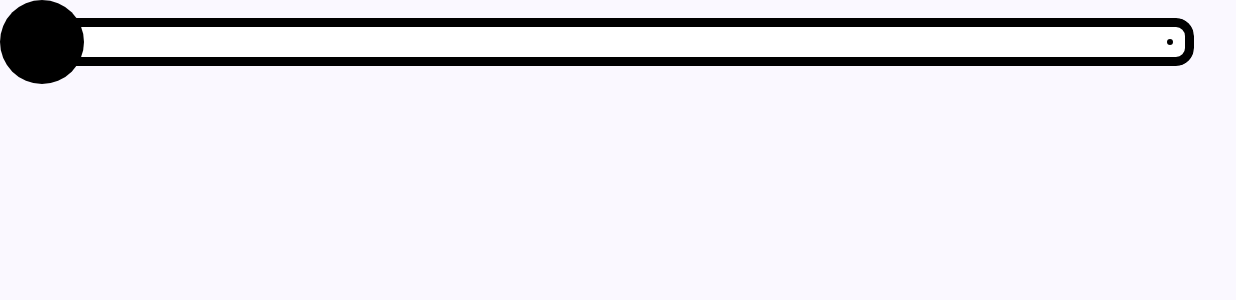
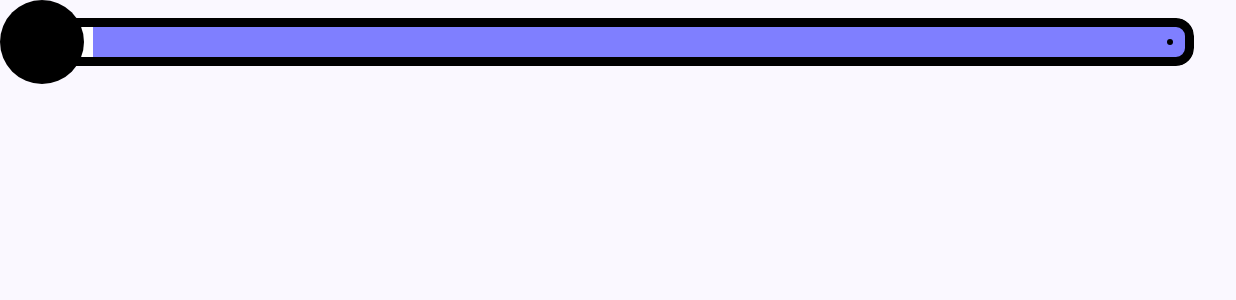
Before and after one commit to ivanamihalek/book_reader, an Android app built with Jetpack Compose: the composable PositionSlider called with empty values, on a phone screen of 824 x 412 dp (held sideways). Shown: the top 300 px of the screen. Run offline under Robolectric (Android 15) with nearby library versions, the phone set to English and light mode, and no system bars.

Commit message:
blue slider

```diff
--- a/reader_app/app/src/main/java/com/dogmaticcentral/bookreader/screens/PlayerScreen.kt
+++ b/reader_app/app/src/main/java/com/dogmaticcentral/bookreader/screens/PlayerScreen.kt
@@ -38,7 +38,9 @@ import androidx.compose.foundation.shape.RoundedCornerShape
 import androidx.compose.material3.ExperimentalMaterial3Api
 import androidx.compose.material3.SliderDefaults
 import androidx.compose.ui.draw.clip
+import androidx.compose.ui.draw.shadow
 import androidx.compose.ui.platform.LocalConfiguration
+import androidx.compose.ui.tooling.preview.Preview
 import kotlinx.coroutines.launch
 
 @Composable
@@ -392,14 +394,15 @@ fun PositionSlider(
         colors = SliderDefaults.colors(
             thumbColor = Color.Black,
             activeTrackColor = Color.Black,
-            inactiveTrackColor = Color.White
+            inactiveTrackColor = Color.Blue
         ),
         thumb = {
+            val circleShape =  androidx.compose.foundation.shape.CircleShape
             Box(
                 modifier = Modifier
                     .size(56.dp)
-                    .background(Color.Black, shape = androidx.compose.foundation.shape.CircleShape)
-            )
+                    .background(Color.Black, shape = circleShape)
+             )
         },
         track = { sliderState ->
             val shape = RoundedCornerShape(12.dp)
@@ -420,7 +423,7 @@ fun PositionSlider(
                     modifier = Modifier.fillMaxSize(),
                     colors = SliderDefaults.colors(
                         activeTrackColor = Color.Black,
-                        inactiveTrackColor = Color.Transparent
+                        inactiveTrackColor = Color.Blue.copy(alpha = 0.5f)
                     )
                 )
             }
```
